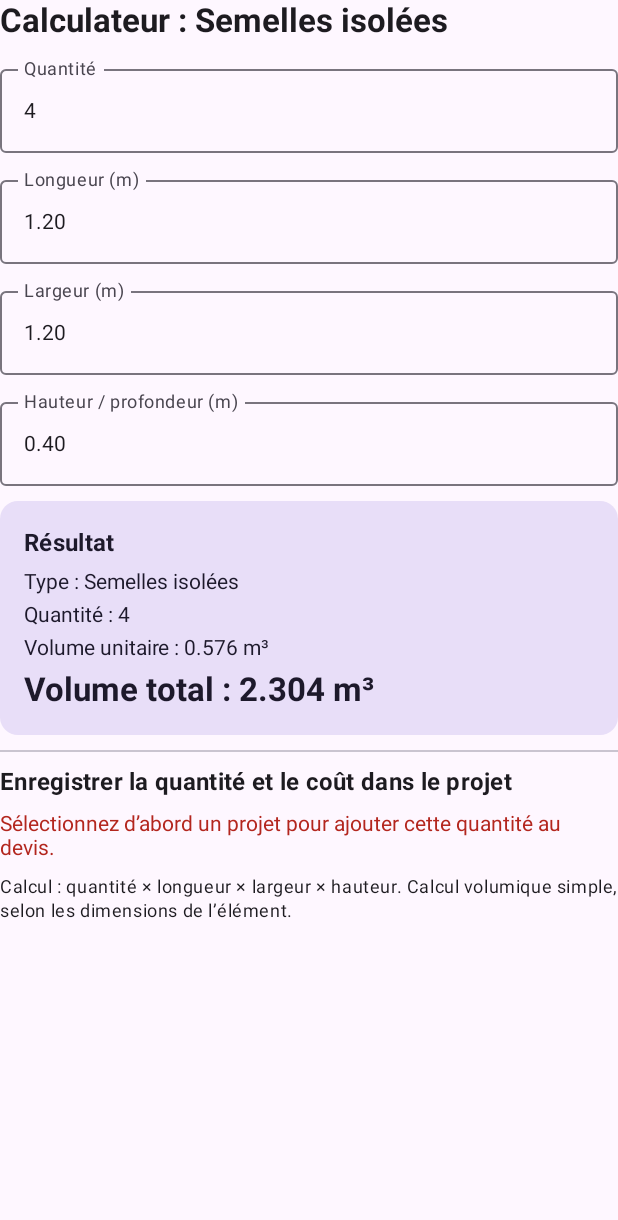
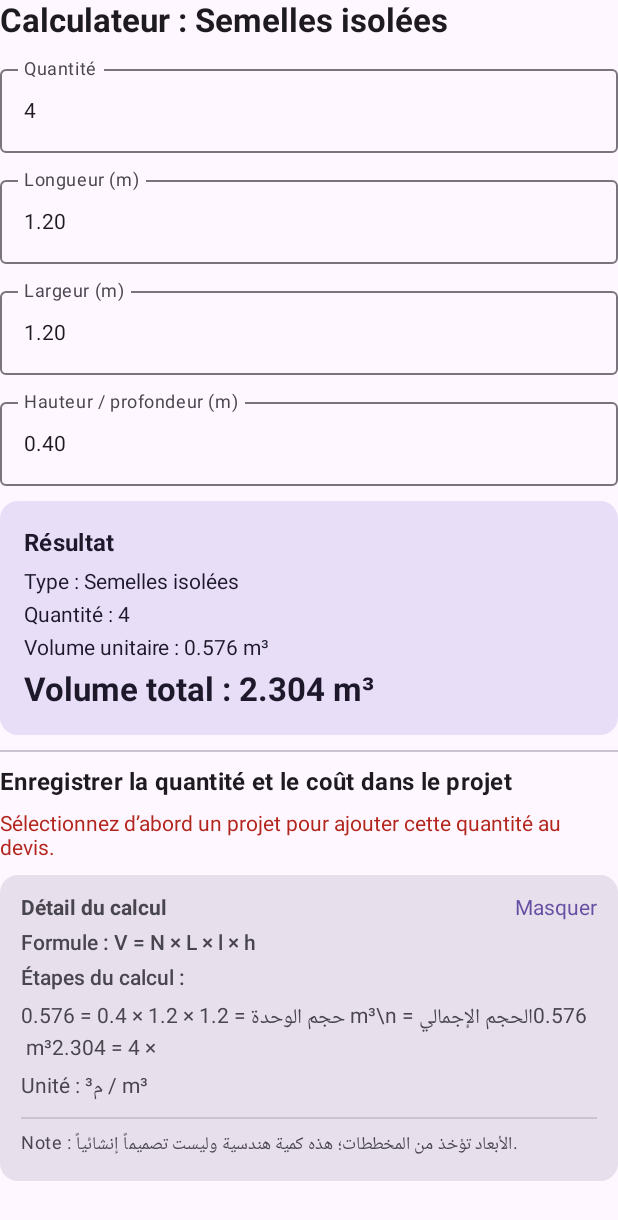
Before and after one commit to amingocha058-cyber/Btp-Pro-Dz, an Android app built with Jetpack Compose: the composable FoundationCalculator called with empty values, on a phone screen of 412 x 824 dp. Shown: the top 1220 px of the screen. Run offline under Robolectric (Android 15) with nearby library versions, the phone set to English and light mode, and no system bars; our stand-ins replace Room's generated code.

Commit message:
Explain foundation quantity formulas and intermediate values

```diff
--- a/app/src/main/java/dz/btpprodz/MainActivity.kt
+++ b/app/src/main/java/dz/btpprodz/MainActivity.kt
@@ -491,10 +491,7 @@ private fun FoundationCalculator(isArabic: Boolean, projectId: Long?, foundation
             }
         }
         CalculatedQuantityCostEntry("الأساسات", projectId, if (valid) totalVolume else 0.0, "م³", isArabic)
-        Text(
-            if (isArabic) "الحساب: العدد × الطول × العرض × الارتفاع. هذه حاسبة حجم أولية، ويجب إدخال الأبعاد حسب شكل العنصر." else "Calcul : quantité × longueur × largeur × hauteur. Calcul volumique simple, selon les dimensions de l’élément.",
-            style = MaterialTheme.typography.bodySmall
-        )
+        CalculationExplanation(isArabic, "V = N × L × l × h", if (valid) "حجم الوحدة = $length × $width × $depth = %.3f m³\\nالحجم الإجمالي = %.3f × ${quantity.toInt()} = %.3f m³".format(unitVolume, unitVolume, totalVolume) else "أدخل العدد والأبعاد الصحيحة.", "م³ / m³", "الأبعاد تؤخذ من المخططات؛ هذه كمية هندسية وليست تصميماً إنشائياً.")
     }
 }
 
```
